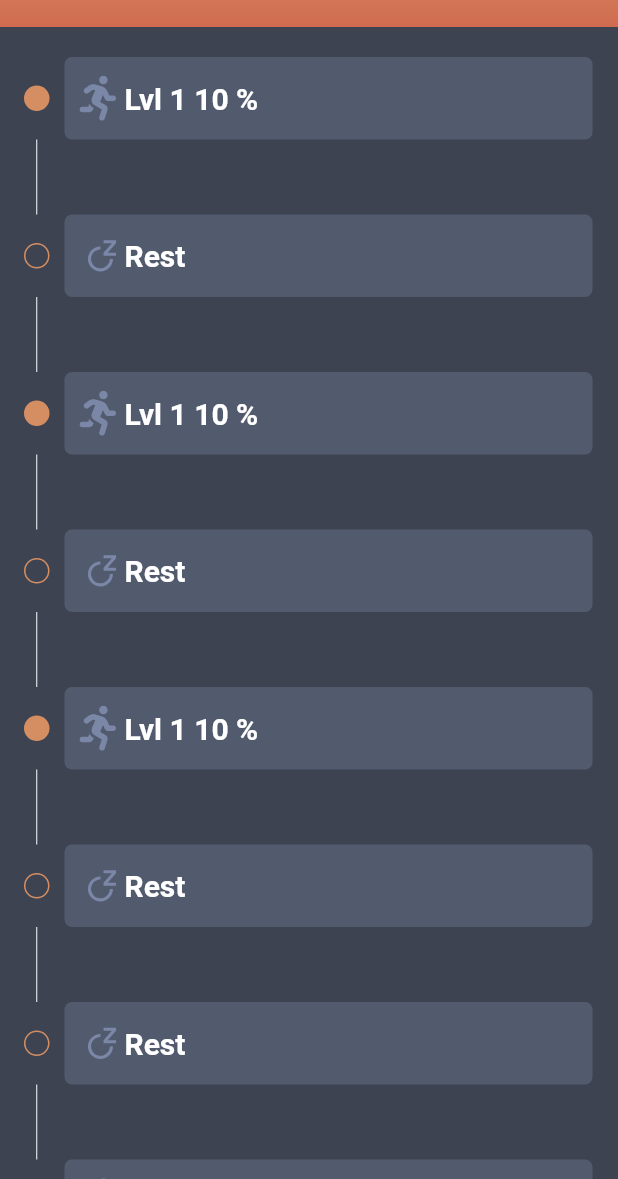
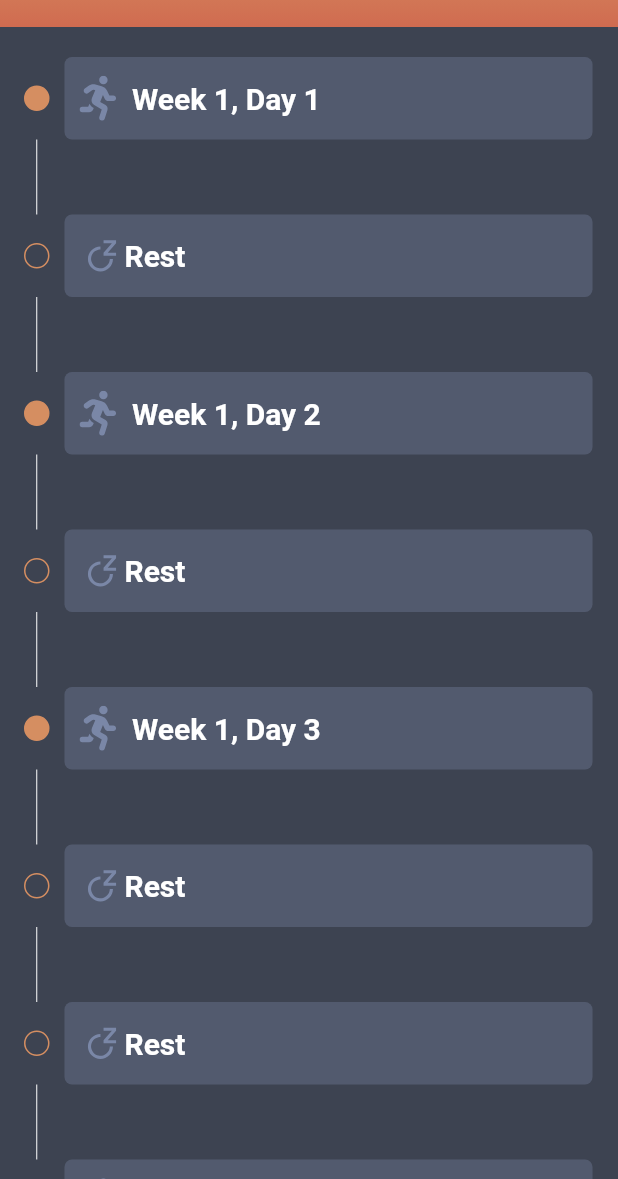
Before and after one commit to robotoss/Rtrain, a Flutter app: the CalendarScreen screen opened directly, on a phone screen of 412 x 824 dp, the part 57-1236 px from its top. Run offline on Flutter 3.47's test engine with Material 2 defaults, Android fonts, the phone set to English and light mode, and no system bars; our stand-ins replace bloc, equatable, flutter_bloc, flutter_svg, moor, moor_ffi and 1 more; generated files the repository leaves out were written again.

Commit message:
Add week and day

```diff
--- a/assets/locales/en.json
+++ b/assets/locales/en.json
@@ -14,5 +14,7 @@
     "please_choose_an_avatar": "Please choose an avatar",
     "enter": "Enter",
     "failed_enter_name": "Please enter Name",
-    "rest": "Rest"
+    "rest": "Rest",
+    "week": "Week",
+    "day": "Day"
 }
--- a/assets/locales/ru.json
+++ b/assets/locales/ru.json
@@ -14,5 +14,7 @@
     "please_choose_an_avatar": "Пожалуйста, выберите аватар",
     "enter": "Войти",
     "failed_enter_name": "Пожалуйста заполните Имя",
-    "rest": "Отдых"
+    "rest": "Отдых",
+    "week": "Неделя",
+    "day": "День"
 }
--- a/lib/main_bloc/auth/auth_main_bloc.dart
+++ b/lib/main_bloc/auth/auth_main_bloc.dart
@@ -47,11 +47,11 @@ class AuthMainBloc extends Bloc<AuthMainEvent, AuthMainState> {
 
   Stream<AuthMainState> _buildAddDataToDatabaseEvent(RtrainBaseDao _dbProvider) async* {
     //Add new program
-    _dbProvider.insertRunningProgram(RunningProgram(id: 0, programName:  '5_km'));
+   await _dbProvider.insertRunningProgram(RunningProgram(id: 0, programName:  '5_km'));
     //Add new steps
-    _dbProvider.insertMultipleProgramsSteps(programSteps5Km);
+    await _dbProvider.insertMultipleProgramsSteps(programSteps5Km);
     //Add new ttaning time
-    _dbProvider.insertMultipleTimeParts(trainingTime5Km);
+    await _dbProvider.insertMultipleTimeParts(trainingTime5Km);
 
   }
 }
--- a/lib/screens/calendar/calendar_screen.dart
+++ b/lib/screens/calendar/calendar_screen.dart
@@ -79,9 +79,9 @@ class CalendarScreen extends StatelessWidget {
               Padding(
                 padding: const EdgeInsets.only(left: 10),
                 child: GestureDetector(
-                  onTap: (){
+                  onTap: () {
                     Navigator.of(context).push(MaterialPageRoute(
-                          builder: (BuildContext context) => WorkoutScreen()));
+                        builder: (BuildContext context) => WorkoutScreen()));
                   },
                   child: Container(
                     width: MediaQuery.of(context).size.width - 60,
@@ -89,7 +89,9 @@ class CalendarScreen extends StatelessWidget {
                     decoration: BoxDecoration(
                         borderRadius: BorderRadius.all(Radius.circular(5)),
                         color: ColorPalette.stepCalendarBackground),
-                    child: programStep.isRest ?  restField(context) : workField(context, programStep),
+                    child: programStep.isRest
+                        ? restField(context)
+                        : workField(context, programStep),
                   ),
                 ),
               )
@@ -100,44 +102,55 @@ class CalendarScreen extends StatelessWidget {
                   height: 50,
                   width: 17,
                   child: VerticalDivider(width: 1, color: Colors.white))
-              : SizedBox(height: 20,)
+              : SizedBox(
+                  height: 20,
+                )
         ],
       ),
     );
   }
 
-  Widget restField(BuildContext context){
+  Widget restField(BuildContext context) {
     return Padding(
       padding: const EdgeInsets.only(left: 10, top: 15, bottom: 15),
       child: Row(
         children: <Widget>[
-          SvgPicture.asset('assets/icons_svg/ic_rest.svg', height: 30,),
+          SvgPicture.asset(
+            'assets/icons_svg/ic_rest.svg',
+            height: 30,
+          ),
           Text(
-             AppLocalizations.of(context).translate('rest'),
-             style: TextStyle(
-               fontSize: 20,
-               fontWeight: FontWeight.w600,
-               color: Colors.white
-             ),
+            AppLocalizations.of(context).translate('rest'),
+            style: TextStyle(
+                fontSize: 20, fontWeight: FontWeight.w600, color: Colors.white),
           ),
         ],
       ),
     );
   }
 
-  Widget workField(BuildContext context, ProgramStep programStep){
+  Widget workField(BuildContext context, ProgramStep programStep) {
+    int _week = programStep.id ~/ 7 + 1;
+    int _day = (programStep.id - ((_week - 1) * 7)) ~/ 2 + 1;
+
     return Padding(
       padding: const EdgeInsets.only(left: 10),
       child: Row(
         children: <Widget>[
-          SvgPicture.asset('assets/icons_svg/ic_runner.svg', height: 30,),
-          Text(' Lvl 1 10 %',
-          style: TextStyle(
-             fontSize: 20,
-             fontWeight: FontWeight.w600,
-             color: Colors.white
-           ),),
-
+          SvgPicture.asset(
+            'assets/icons_svg/ic_runner.svg',
+            height: 30,
+          ),
+          Padding(
+            padding: const EdgeInsets.only(left: 10),
+            child: Text(
+              '${AppLocalizations.of(context).translate('week')} $_week, ${AppLocalizations.of(context).translate('day')} $_day',
+              style: TextStyle(
+                  fontSize: 20,
+                  fontWeight: FontWeight.w600,
+                  color: Colors.white),
+            ),
+          ),
         ],
       ),
     );
```
Also changed, not shown: 1 other file.
